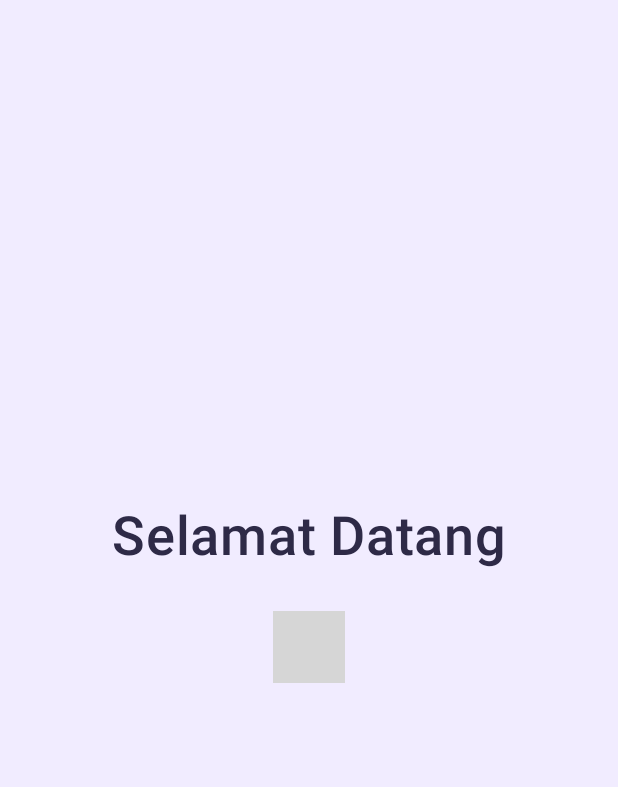
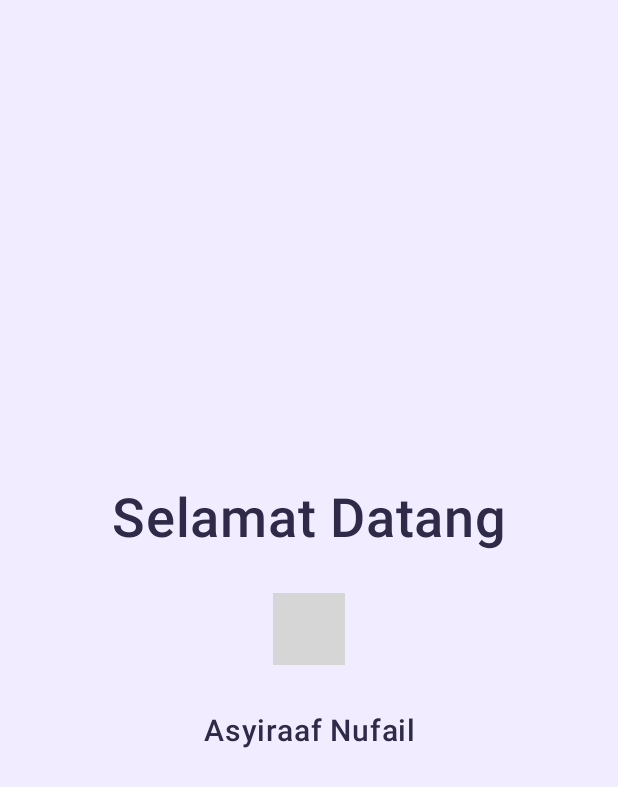
Before and after one commit to asyiraafnufail/QuestNavigasiTugas_079, an Android app built with Jetpack Compose: the composable SplashScreen shown on its own in the app's theme, on a phone screen of 412 x 824 dp. Shown: the top 787 px of the screen. Run offline under Robolectric (Android 15) with nearby library versions, the phone set to English and light mode, and no system bars; 1 statement that could not run was skipped; grey boxes are pictures that could not be loaded.

Commit message:
Menambahkan text nama

```diff
--- a/app/src/main/java/com/example/tugasnavigasi/view/SplashScreen.kt
+++ b/app/src/main/java/com/example/tugasnavigasi/view/SplashScreen.kt
@@ -14,6 +14,7 @@ import androidx.compose.ui.Alignment
 import androidx.compose.ui.Modifier
 import androidx.compose.ui.graphics.Color
 import androidx.compose.ui.text.font.FontWeight
+import androidx.compose.ui.text.style.TextAlign
 import androidx.compose.ui.unit.dp
 import androidx.compose.ui.unit.sp
 
@@ -62,6 +63,14 @@ fun SplashScreen(
             )
 
             Spacer(Modifier.height(32.dp))
+
+            Text(
+                text = user.name,
+                fontSize = 20.sp,
+                color = textDark,
+                fontWeight = FontWeight.Medium,
+                textAlign = TextAlign.Center
+            )
         }
     }
 }
```
